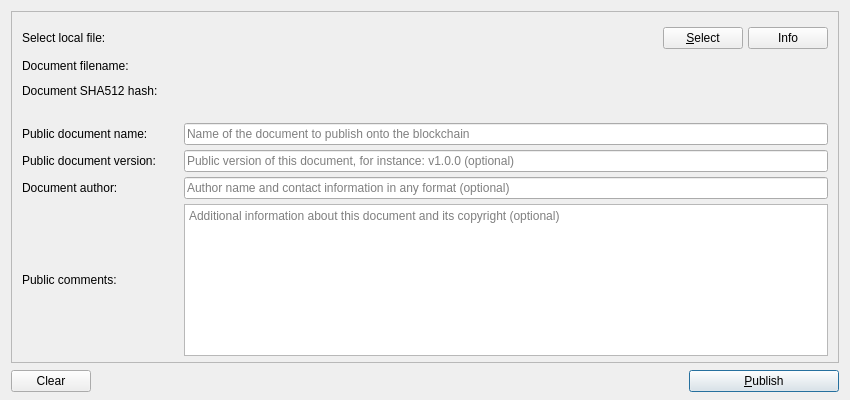
Above: src/qt/forms/vaultdialog.ui from biberhund/scashcpp before the change. Below: the same form after it.
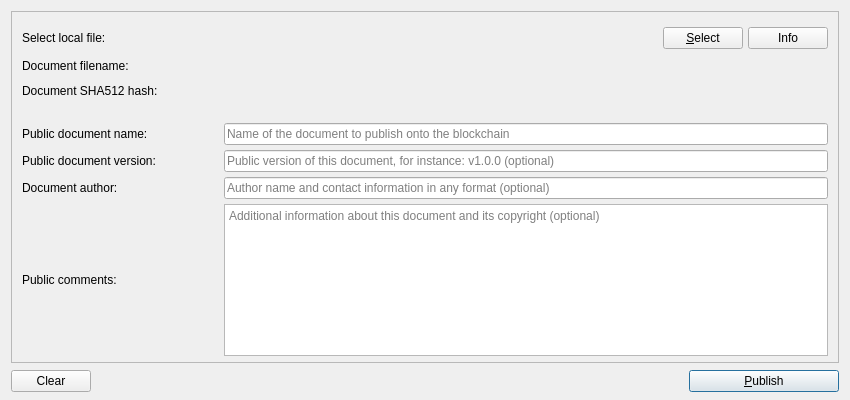
That is the form after the change. Icons and pictures are not drawn.

The edit to the form file:
```diff
--- a/src/qt/forms/vaultdialog.ui
+++ b/src/qt/forms/vaultdialog.ui
@@ -159,13 +159,13 @@
            <widget class="QLabel" name="label_2">
             <property name="minimumSize">
              <size>
-              <width>150</width>
+              <width>190</width>
               <height>0</height>
              </size>
             </property>
             <property name="maximumSize">
              <size>
-              <width>150</width>
+              <width>190</width>
               <height>16777215</height>
              </size>
             </property>
@@ -228,13 +228,13 @@
               <widget class="QLabel" name="label_5">
                <property name="minimumSize">
                 <size>
-                 <width>150</width>
+                 <width>190</width>
                  <height>0</height>
                 </size>
                </property>
                <property name="maximumSize">
                 <size>
-                 <width>150</width>
+                 <width>190</width>
                  <height>16777215</height>
                 </size>
                </property>
@@ -276,13 +276,13 @@
            <widget class="QLabel" name="label_6">
             <property name="minimumSize">
              <size>
-              <width>150</width>
+              <width>190</width>
               <height>0</height>
              </size>
             </property>
             <property name="maximumSize">
              <size>
-              <width>150</width>
+              <width>190</width>
               <height>16777215</height>
              </size>
             </property>
@@ -318,13 +318,13 @@
            <widget class="QLabel" name="label_7">
             <property name="minimumSize">
              <size>
-              <width>150</width>
+              <width>190</width>
               <height>0</height>
              </size>
             </property>
             <property name="maximumSize">
              <size>
-              <width>150</width>
+              <width>190</width>
               <height>16777215</height>
              </size>
             </property>
@@ -354,13 +354,13 @@
            <widget class="QLabel" name="label_8">
             <property name="minimumSize">
              <size>
-              <width>150</width>
+              <width>190</width>
               <height>0</height>
              </size>
             </property>
             <property name="maximumSize">
              <size>
-              <width>150</width>
+              <width>190</width>
               <height>16777215</height>
              </size>
             </property>
@@ -390,13 +390,13 @@
            <widget class="QLabel" name="label_9">
             <property name="minimumSize">
              <size>
-              <width>150</width>
+              <width>190</width>
               <height>0</height>
              </size>
             </property>
             <property name="maximumSize">
              <size>
-              <width>150</width>
+              <width>190</width>
               <height>16777215</height>
              </size>
             </property>
```
